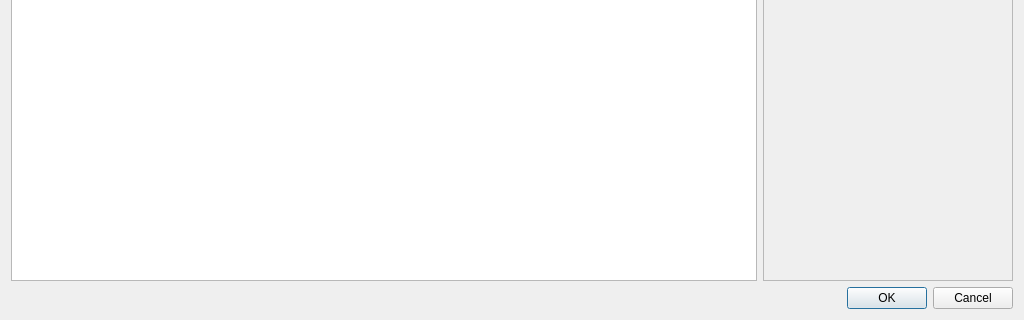
Old version of the form buscarproducto.ui in the repository Ladis72/tienda; both pictures show x 0 to 1024 and y 280 to 600 of the 1024 by 600 pixel window.
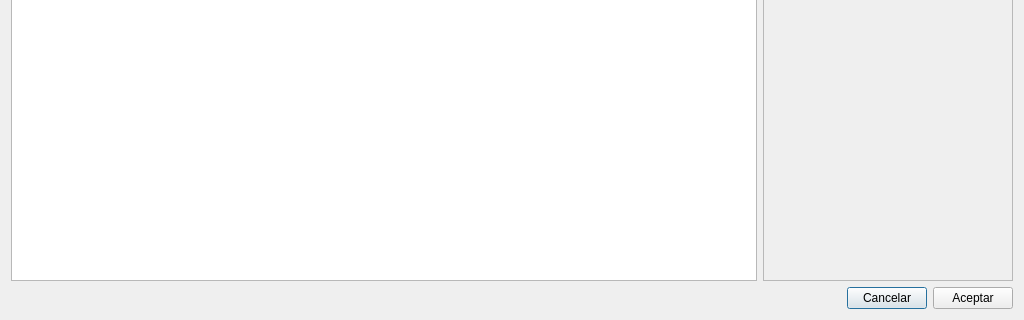
New version of the form.

Diff of the .ui file:
```diff
--- a/buscarproducto.ui
+++ b/buscarproducto.ui
@@ -128,14 +128,35 @@
     </layout>
    </item>
    <item>
-    <widget class="QDialogButtonBox" name="buttonBox">
-     <property name="orientation">
-      <enum>Qt::Orientation::Horizontal</enum>
-     </property>
-     <property name="standardButtons">
-      <set>QDialogButtonBox::StandardButton::Cancel|QDialogButtonBox::StandardButton::Ok</set>
-     </property>
-    </widget>
+    <layout class="QHBoxLayout" name="horizontalLayout">
+     <item>
+      <spacer name="horizontalSpacer">
+       <property name="orientation">
+        <enum>Qt::Orientation::Horizontal</enum>
+       </property>
+       <property name="sizeHint" stdset="0">
+        <size>
+         <width>40</width>
+         <height>20</height>
+        </size>
+       </property>
+      </spacer>
+     </item>
+     <item>
+      <widget class="QPushButton" name="pushButtonCancelar">
+       <property name="text">
+        <string>Cancelar</string>
+       </property>
+      </widget>
+     </item>
+     <item>
+      <widget class="QPushButton" name="pushButtonAceptar">
+       <property name="text">
+        <string>Aceptar</string>
+       </property>
+      </widget>
+     </item>
+    </layout>
    </item>
   </layout>
  </widget>
```
Left out of the diff: 35 changed lines with no effect on the pictures.
